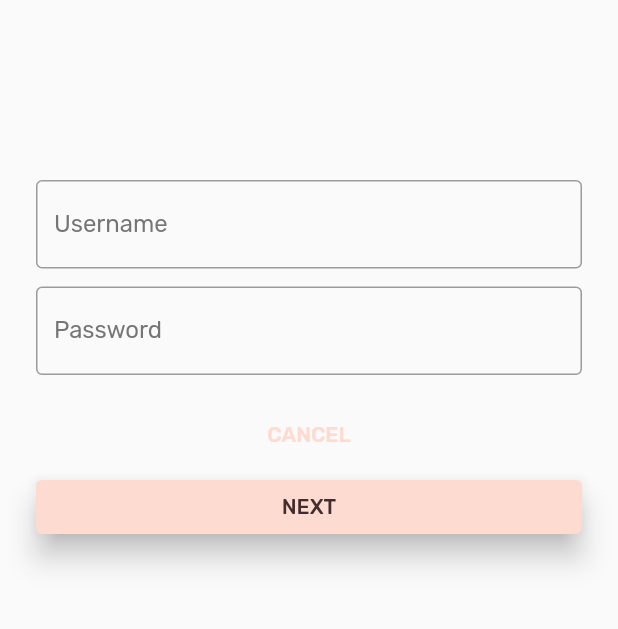
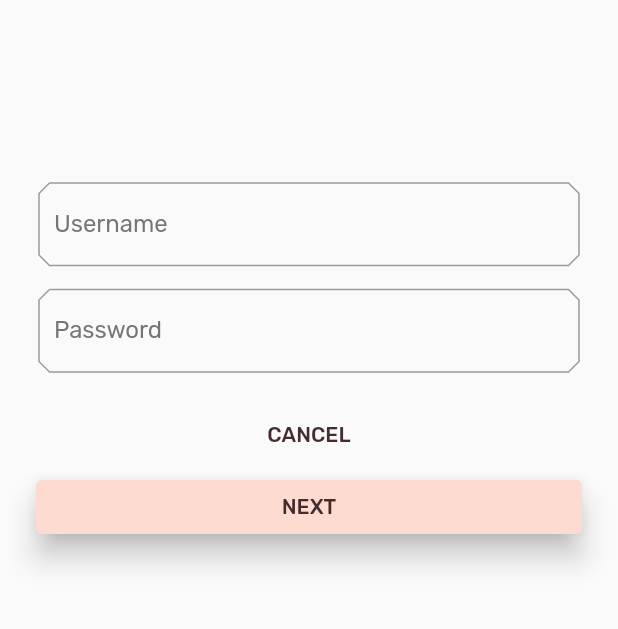
Before and after one commit to bechahedfiras/MDC-101-Flutter, a Flutter app: the screen it shows after launch, after a tap on "CANCEL", on a phone screen of 412 x 824 dp, the part 237-866 px from its top. Run offline on Flutter 3.47's test engine with Material 2 defaults, Android fonts, the phone set to English and light mode, and no system bars.

Commit message:
Change button shapes on the login screen

```diff
--- a/lib/app.dart
+++ b/lib/app.dart
@@ -16,7 +16,7 @@ import 'package:flutter/material.dart';
 import 'colors.dart';
 import 'home.dart';
 import 'login.dart';
-
+import 'supplemental/cut_corners_border.dart';
 // TODO: Convert ShrineApp to stateful widget (104)
 class ShrineApp extends StatelessWidget {
   const ShrineApp({Key? key}) : super(key: key);
@@ -70,13 +70,13 @@ ThemeData _buildShrineTheme() {
     // TODO: Add the icon themes (103)
     // TODO: Decorate the inputs (103)
     inputDecorationTheme: const InputDecorationTheme(
-      focusedBorder: OutlineInputBorder(
+      focusedBorder: CutCornersBorder(
         borderSide: BorderSide(
           width: 2.0,
           color: kShrineBrown900,
         ),
       ),
-      border: OutlineInputBorder(),
+      border: CutCornersBorder(), // Replace code
     ),
   );
 }
--- a/lib/login.dart
+++ b/lib/login.dart
@@ -83,6 +83,16 @@ class _LoginPageState extends State<LoginPage> {
             // TODO: Add buttons (101)
             TextButton(
               child: const Text('CANCEL'),
+              style: ButtonStyle(
+                foregroundColor: MaterialStateProperty.all(
+                  Theme.of(context).colorScheme.secondary,
+                ),
+                shape: MaterialStateProperty.all(
+                  const BeveledRectangleBorder(
+                    borderRadius: BorderRadius.all(Radius.circular(7.0)),
+                  ),
+                ),
+              ),
               onPressed: () {
                 // TODO: Clear the text fields (101)
                 _usernameController.clear();
```
